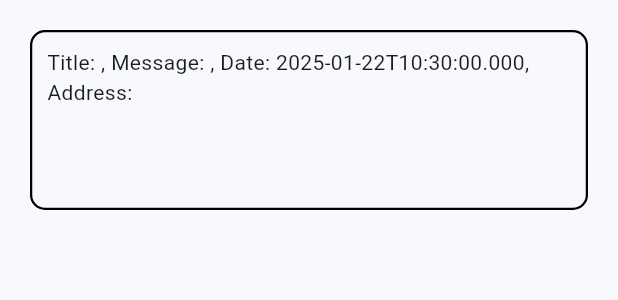
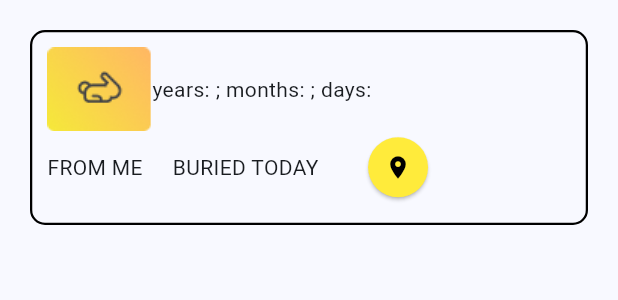
Before and after one commit to YPYT/TimeCapsule, a Flutter app: the ListRow widget shown alone on an empty page, opened directly with empty values, on a phone screen of 412 x 824 dp. Shown: the top 300 px of the screen. Run offline on Flutter 3.47's test engine with Material 3 defaults, Android fonts, the phone set to English and light mode, and no system bars; our stand-ins replace image_picker, shared_preferences; missing offline and left inert: map_location_picker, time_machine; accounts and stored records are empty.

Commit message:
Layout row on list capsule page

```diff
--- a/lib/history_capsule.dart
+++ b/lib/history_capsule.dart
@@ -134,7 +134,7 @@ class _UnlockedRowState extends State<UnlockedRow> {
         Navigator.push(context, MaterialPageRoute(builder: (context) => UnlockedCapsuleScreen(capsule: widget.capsule)));
       },
       child: Container(
-        height: 120,
+        height: 130,
         width: double.infinity,
         alignment: Alignment.center,
         margin: const EdgeInsets.only(left: 20, right: 20, top: 20, bottom: 0),
@@ -171,7 +171,7 @@ class _BuriedRowState extends State<BuriedRow> {
         Navigator.push(context, MaterialPageRoute(builder: (context) => UnlockedCapsuleScreen(capsule: widget.capsule)));
       },
       child: Container(
-        height: 120,
+        height: 130,
         width: double.infinity,
         alignment: Alignment.center,
         margin: const EdgeInsets.only(left: 20, right: 20, top: 20, bottom: 0),
--- a/lib/unlocked_capsule.dart
+++ b/lib/unlocked_capsule.dart
@@ -29,7 +29,8 @@ class _UnlockedCapsuleScreenState extends State<UnlockedCapsuleScreen> {
             onPressed: () {
               Navigator.pop(context);
             },
-            child: Text("Go Back"))
+            child: Text("Go Back")
+          ),
         ],
       )
     );
--- a/lib/view_capsule.dart
+++ b/lib/view_capsule.dart
@@ -1,5 +1,6 @@
 import 'package:flutter/material.dart';
 import 'package:shared_preferences/shared_preferences.dart';
+import 'package:time_machine/time_machine.dart';
 import 'dart:developer';
 import 'dart:convert';
 import 'unlocked_capsule.dart';
@@ -135,7 +136,7 @@ class _ReadyToUnlockRowState extends State<ReadyToUnlockRow> {
   @override
   Widget build(BuildContext context) {
     return Container(
-      height: 120,
+      height: 130,
       width: double.infinity,
       alignment: Alignment.center,
       margin: const EdgeInsets.only(left: 20, right: 20, top: 20, bottom: 0),
@@ -188,8 +189,12 @@ class ListRow extends StatefulWidget {
 class _ListRowState extends State<ListRow> {
   @override
   Widget build(BuildContext context) {
+    LocalDate unlockDate = LocalDate.dateTime(DateTime.parse(widget.capsule["date"]));
+    Period dateDiff = unlockDate.periodSince(LocalDate.today());
+    String dateDiffString = "years: ${dateDiff.years}; months: ${dateDiff.months}; days: ${dateDiff.days}";
+
     return Container(
-      height: 120,
+      height: 130,
       width: double.infinity,
       alignment: Alignment.center,
       margin: const EdgeInsets.only(left: 20, right: 20, top: 20, bottom: 0),
@@ -200,7 +205,30 @@ class _ListRowState extends State<ListRow> {
       ),
       child: Column(
         children: [
-          Text("Title: ${widget.capsule["title"]}, Message: ${widget.capsule["message"]}, Date: ${widget.capsule["date"]}, Address: ${widget.capsule["address"]}"),
+          Row(
+            children: [
+              Image(
+                image: AssetImage("assets/rabbit.png"),
+              ),
+              Text(dateDiffString),
+            ],
+          ),
+          Row(
+            spacing: 20,
+            children: [
+              Text("FROM ME"),
+              Text("BURIED TODAY"),
+              ElevatedButton(
+                onPressed: () {},
+                style: ElevatedButton.styleFrom(
+                  shape: CircleBorder(),
+                  backgroundColor: Colors.yellow,
+                  foregroundColor: Colors.red,
+                ),
+                child: Icon(Icons.place, color: Colors.black),
+              ),
+            ],
+          ),
         ]
       ),
     );
--- a/pubspec.yaml
+++ b/pubspec.yaml
@@ -37,6 +37,7 @@ dependencies:
   shared_preferences: ^2.3.5
   image_picker: ^1.1.2
   map_location_picker: ^1.3.3
+  time_machine: ^0.9.17
 
 dev_dependencies:
   flutter_test:
@@ -61,9 +62,8 @@ flutter:
   uses-material-design: true
 
   # To add assets to your application, add an assets section, like this:
-  # assets:
-  #   - images/a_dot_burr.jpeg
-  #   - images/a_dot_ham.jpeg
+  assets:
+   - assets/
 
   # An image asset can refer to one or more resolution-specific "variants", see
   # https://flutter.dev/to/resolution-aware-images
```
Also changed, not shown: assets/apple.png (added), assets/family.png (added), assets/heartsmiley.png (added), assets/hourglass.png (added), assets/rabbit.png (added), assets/smiley.png (added), pubspec.lock.
